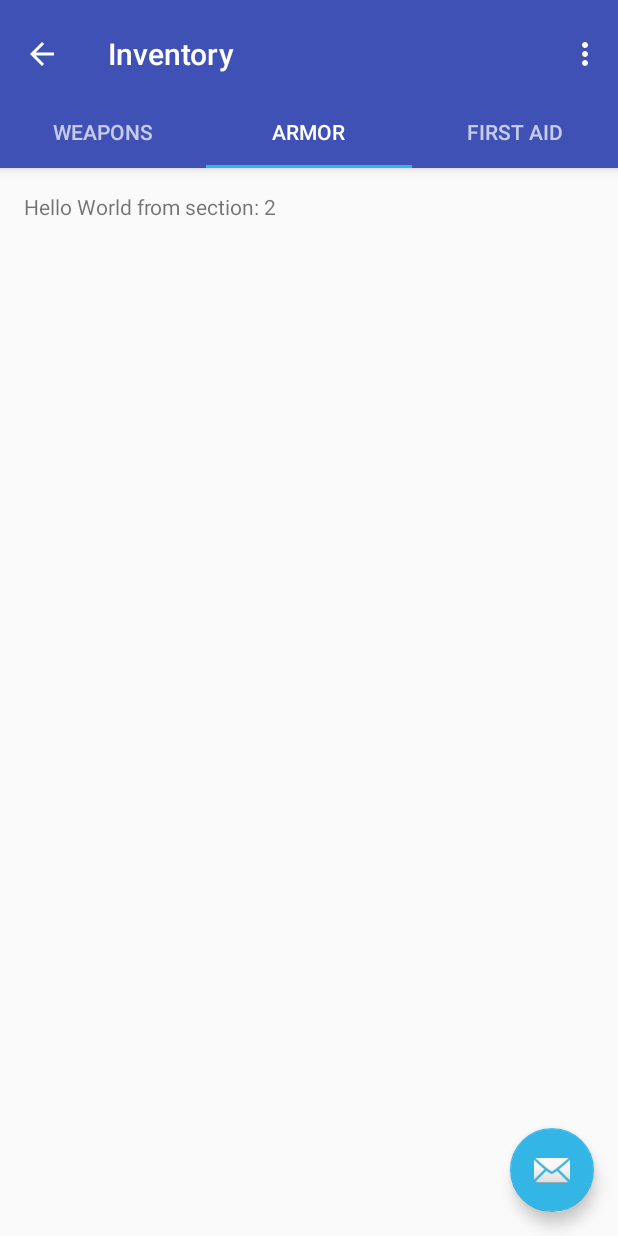
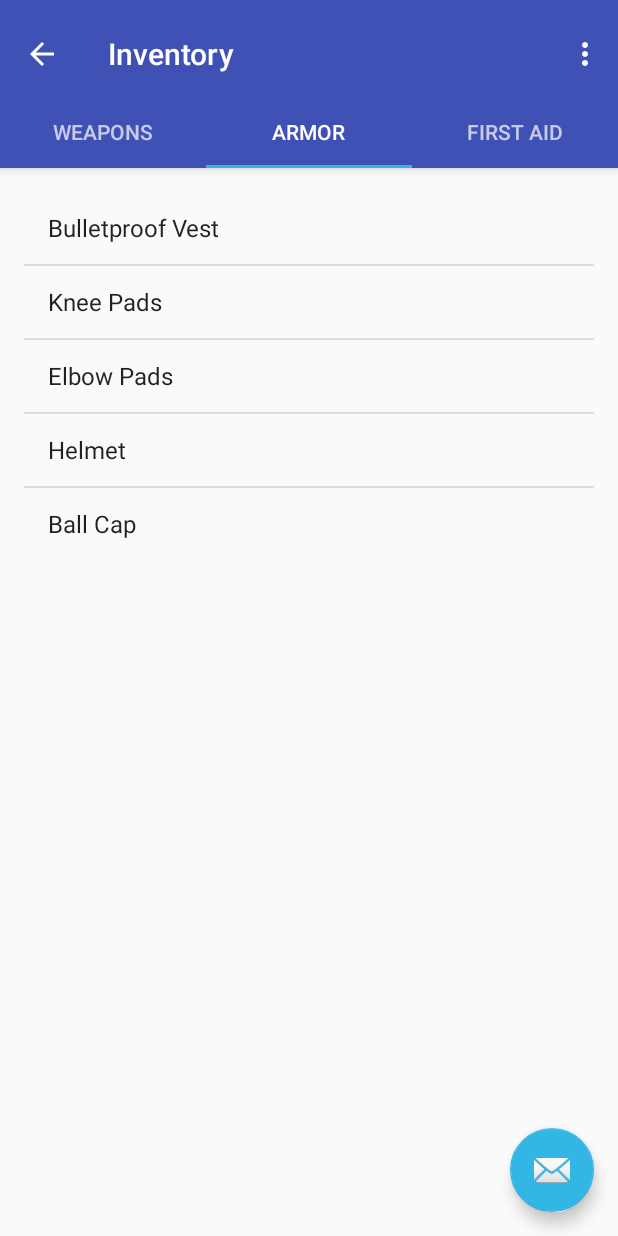
Before and after one commit to Danno-Banano/Processes-Project, an Android app: the Inventory screen opened directly, with no data from a screen before it, tab 2 chosen, on a phone screen of 412 x 824 dp. Run offline under Robolectric (Android 15) with nearby library versions, the phone set to English and light mode, and no system bars; libraries missing offline, so code that uses them is left out: org.mortbay.jetty.

Commit message:
Files Edited: Inventory.java & fragment_inventory.xml Files Added: PlaceholderFragment.java
Notes:
I edited the Inventory.java to allow the tabs to work correctly. The entire placeholderfragment class inside the Inventory.java I commented out and made a separate class in the project folder called PlaceholderFragment.java. This .java has the same functionality but allows for the tabs to be instanciated individually (or at least that is how I beleave it works).

```diff
--- a/LootAndRun/app/src/main/java/processes_project/lootandrun/Inventory.java
+++ b/LootAndRun/app/src/main/java/processes_project/lootandrun/Inventory.java
@@ -1,5 +1,6 @@
 package processes_project.lootandrun;
 
+import android.graphics.drawable.Drawable;
 import android.os.Bundle;
 import android.support.design.widget.FloatingActionButton;
 import android.support.design.widget.Snackbar;
@@ -15,7 +16,15 @@ import android.view.Menu;
 import android.view.MenuItem;
 import android.view.View;
 import android.view.ViewGroup;
+import android.widget.ArrayAdapter;
+import android.widget.ListView;
 import android.widget.TextView;
+
+import com.google.android.gms.location.places.Place;
+
+import org.mortbay.jetty.servlet.Context;
+
+import java.util.ArrayList;
 
 public class Inventory extends AppCompatActivity {
 
@@ -27,17 +36,25 @@ public class Inventory extends AppCompatActivity {
      * may be best to switch to a
      * {@link android.support.v4.app.FragmentStatePagerAdapter}.
      */
-    private SectionsPagerAdapter mSectionsPagerAdapter;
+    public SectionsPagerAdapter mSectionsPagerAdapter;
 
     /**
      * The {@link ViewPager} that will host the section contents.
      */
-    private ViewPager mViewPager;
+    private static ViewPager mViewPager;
+
+    private static ListView weapons;
+    private ListView armor;
+    private ListView firstAid;
+
+    private static int tabNum;
 
     @Override
     protected void onCreate(Bundle savedInstanceState) {
         super.onCreate(savedInstanceState);
         setContentView(R.layout.activity_inventory);
+
+        tabNum = 0;
 
         Toolbar toolbar = (Toolbar) findViewById(R.id.toolbar);
         setSupportActionBar(toolbar);
@@ -52,6 +69,7 @@ public class Inventory extends AppCompatActivity {
 
         TabLayout tabLayout = (TabLayout) findViewById(R.id.tabs);
         tabLayout.setupWithViewPager(mViewPager);
+        //tabLayout.addView((ListView)findViewById(R.id.view1), 1);
 
         FloatingActionButton fab = (FloatingActionButton) findViewById(R.id.fab);
         fab.setOnClickListener(new View.OnClickListener() {
@@ -90,37 +108,83 @@ public class Inventory extends AppCompatActivity {
     /**
      * A placeholder fragment containing a simple view.
      */
-    public static class PlaceholderFragment extends Fragment {
-        /**
-         * The fragment argument representing the section number for this
-         * fragment.
-         */
-        private static final String ARG_SECTION_NUMBER = "section_number";
-
-        public PlaceholderFragment() {
-        }
-
-        /**
-         * Returns a new instance of this fragment for the given section
-         * number.
-         */
-        public static PlaceholderFragment newInstance(int sectionNumber) {
-            PlaceholderFragment fragment = new PlaceholderFragment();
-            Bundle args = new Bundle();
-            args.putInt(ARG_SECTION_NUMBER, sectionNumber);
-            fragment.setArguments(args);
-            return fragment;
-        }
-
-        @Override
-        public View onCreateView(LayoutInflater inflater, ViewGroup container,
-                                 Bundle savedInstanceState) {
-            View rootView = inflater.inflate(R.layout.fragment_inventory, container, false);
-            TextView textView = (TextView) rootView.findViewById(R.id.section_label);
-            textView.setText(getString(R.string.section_format, getArguments().getInt(ARG_SECTION_NUMBER)));
-            return rootView;
-        }
-    }
+//    public static class PlaceholderFragment extends Fragment {
+//        /**
+//         * The fragment argument representing the section number for this
+//         * fragment.
+//         */
+//        private static final String ARG_SECTION_NUMBER = "section_number";
+//
+//        //private int tabNum = 0;
+//
+//        private static int sNum;
+//
+//        public PlaceholderFragment() {
+//        }
+//
+//        /**
+//         * Returns a new instance of this fragment for the given section
+//         * number.
+//         */
+//        public static PlaceholderFragment newInstance(int sectionNumber) {
+//            sNum = sectionNumber-1;
+//            PlaceholderFragment fragment = new PlaceholderFragment();
+//            Bundle args = new Bundle();
+//            args.putInt(ARG_SECTION_NUMBER, sectionNumber);
+//            fragment.setArguments(args);
+//            return fragment;
+//        }
+//
+//        @Override
+//        public View onCreateView(LayoutInflater inflater, ViewGroup container,
+//                                 Bundle savedInstanceState) {
+//            View rootView;
+//
+//            if( sNum == 0 )
+//            {
+//                rootView = inflater.inflate(R.layout.fragment_inventory, container, false);
+//
+//                String[] lootW = {"Pistol", "Knife", "Bow", "Machine Gun", "Chain Saw"};                                                                    // Implemented by daniel healy
+//                ArrayAdapter<String> adapter = new ArrayAdapter<String>(getContext(), android.R.layout.simple_spinner_item, lootW);
+//                ListView listView = (ListView) rootView.findViewById(R.id.section_list_label);
+//                listView.setAdapter(adapter);
+//
+//                tabNum++;
+//
+//                return rootView;
+//            }
+//            else if( sNum == 1 )
+//            {
+//                rootView = inflater.inflate(R.layout.fragment_inventory, container, false);
+//
+//                //ArrayList<Item> playerInv;
+//                //playerInv = MainMap.getPlayer().getInventory();
+//                String[] lootA = {"Bulletproof Vest", "Knee Pads", "Elbow Pads", "Helmet", "Ball Cap"};
+//                ArrayAdapter<String> adapter = new ArrayAdapter<String>(getContext(), android.R.layout.simple_list_item_1, lootA);
+//                ListView listView = (ListView) rootView.findViewById(R.id.section_list_label);
+//                listView.setAdapter(adapter);
+//
+//                tabNum++;
+//
+//                return rootView;
+//            }
+//            else
+//                rootView = inflater.inflate(R.layout.fragment_inventory, container, false);
+//
+//
+////            TextView textView = (TextView) rootView.findViewById(R.id.section_label);
+////            textView.setText(getString(R.string.section_format, getArguments().getInt(ARG_SECTION_NUMBER)));
+//
+//
+//
+//
+//
+//        //    listView.setEnabled(true);
+//
+//
+//            return rootView;
+//        }
+//    }
 
     /**
      * A {@link FragmentPagerAdapter} that returns a fragment corresponding to
@@ -136,7 +200,23 @@ public class Inventory extends AppCompatActivity {
         public Fragment getItem(int position) {
             // getItem is called to instantiate the fragment for the given page.
             // Return a PlaceholderFragment (defined as a static inner class below).
-            return PlaceholderFragment.newInstance(position + 1);
+            //return PlaceholderFragment.newInstance(position + 1);
+
+            switch( position )
+            {
+                case 0:
+                    String[] lootW = {"Pistol", "Knife", "Bow", "Machine Gun", "Chain Saw"};
+                    Bundle args = new Bundle();
+                    return PlaceholderFragment.newInstance(position+1, lootW);
+                case 1:
+                    String[] lootA = {"Bulletproof Vest", "Knee Pads", "Elbow Pads", "Helmet", "Ball Cap"};
+                    return PlaceholderFragment.newInstance(position+1, lootA);
+                case 2:
+                    String[] lootH = {"Water", "Bandaid", "Beans", "Morphin"};
+                    return PlaceholderFragment.newInstance(position+1, lootH);
+                default:
+                    return null;
+            }
         }
 
         @Override
--- /dev/null
+++ b/LootAndRun/app/src/main/java/processes_project/lootandrun/PlaceholderFragment.java
@@ -0,0 +1,108 @@
+package processes_project.lootandrun;
+
+import android.os.Bundle;
+import android.view.LayoutInflater;
+import android.view.View;
+import android.view.ViewGroup;
+import android.widget.ArrayAdapter;
+import android.widget.ListView;
+
+/**
+ * Created by danielhealy on 4/12/16.
+ */
+public class PlaceholderFragment extends android.support.v4.app.Fragment {
+    /**
+     * The fragment argument representing the section number for this
+     * fragment.
+     */
+
+    int tabNum;
+    private static final String ARG_SECTION_NUMBER = "section_number";
+
+    //private int tabNum = 0;
+
+    private static int sNum;
+    private String[] loot;
+
+    public PlaceholderFragment() {
+       // this.loot = loot;
+    }
+
+    /**
+     * Returns a new instance of this fragment for the given section
+     * number.
+     */
+    public static PlaceholderFragment newInstance(int sectionNumber, String[] loot) {
+        sNum = sectionNumber-1;
+        PlaceholderFragment fragment = new PlaceholderFragment();
+        fragment.setArguments(loot);
+        Bundle args = new Bundle();
+        args.putInt(ARG_SECTION_NUMBER, sectionNumber);
+        fragment.setArguments(args);
+        return fragment;
+    }
+
+    public void setArguments( String[] loot )
+    {
+        this.loot = loot;
+    }
+
+    @Override
+    public View onCreateView(LayoutInflater inflater, ViewGroup container,
+                             Bundle savedInstanceState) {
+        View rootView;
+
+//        if( sNum == 0 )
+//        {
+            rootView = inflater.inflate(R.layout.fragment_inventory, container, false);
+
+            //String[] lootW = {"Pistol", "Knife", "Bow", "Machine Gun", "Chain Saw"};                                                                    // Implemented by daniel healy
+            ArrayAdapter<String> adapter = new ArrayAdapter<String>(getContext(), android.R.layout.simple_list_item_1, loot);
+            ListView listView = (ListView) rootView.findViewById(R.id.section_list_label);
+
+            listView.setAdapter(adapter);
+
+//            listView.getOnItemClickListener(new AdapterView.OnItemClickListener() {
+//                @Override
+//                public void onItemClick(AdapterView<?> parent, View view, int position, long id)
+//                {
+//
+//                }
+//            });
+
+            tabNum++;
+
+            return rootView;
+//        }
+//        else if( sNum == 1 )
+//        {
+//            rootView = inflater.inflate(R.layout.fragment_inventory, container, false);
+//
+//            //ArrayList<Item> playerInv;
+//            //playerInv = MainMap.getPlayer().getInventory();
+//            String[] lootA = {"Bulletproof Vest", "Knee Pads", "Elbow Pads", "Helmet", "Ball Cap"};
+//            ArrayAdapter<String> adapter = new ArrayAdapter<String>(getContext(), android.R.layout.simple_list_item_1, lootA);
+//            ListView listView = (ListView) rootView.findViewById(R.id.section_list_label);
+//            listView.setAdapter(adapter);
+//
+//            tabNum++;
+//
+//            return rootView;
+//        }
+//        else
+//            rootView = inflater.inflate(R.layout.fragment_inventory, container, false);
+//
+//
+////            TextView textView = (TextView) rootView.findViewById(R.id.section_label);
+////            textView.setText(getString(R.string.section_format, getArguments().getInt(ARG_SECTION_NUMBER)));
+//
+//
+//
+//
+//
+//        //    listView.setEnabled(true);
+//
+//
+//        return rootView;
+    }
+}
--- a/LootAndRun/app/src/main/res/layout/fragment_inventory.xml
+++ b/LootAndRun/app/src/main/res/layout/fragment_inventory.xml
@@ -12,5 +12,10 @@
         android:id="@+id/section_label"
         android:layout_width="wrap_content"
         android:layout_height="wrap_content" />
+    <ListView
+        android:layout_width="match_parent"
+        android:layout_height="wrap_content"
+        android:id="@+id/section_list_label"
+        ></ListView>
 
 </RelativeLayout>
```
